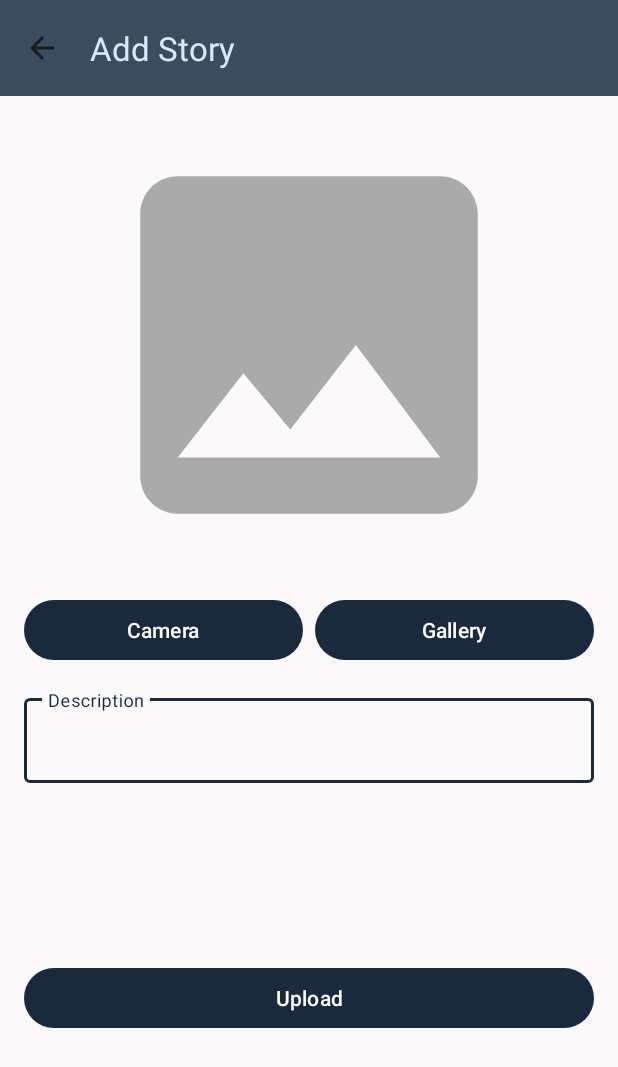
After one commit to romiyusnandar/story_app, an Android app: the AddStoryActivity screen opened directly, with no data from a screen before it, on a phone screen of 412 x 824 dp. The commit adds this screen. Shown: the top 1067 px of the screen. Run offline under Robolectric (Android 15) with nearby library versions, the phone set to English and light mode, and no system bars; libraries missing offline, so code that uses them is left out: com.yalantis.ucrop; pictures from the network do not load.

Commit message:
Implement add new story

```diff
--- a/app/build.gradle.kts
+++ b/app/build.gradle.kts
@@ -67,4 +67,5 @@ dependencies {
     implementation(libs.androidx.exifinterface)
     implementation(libs.glide)
     annotationProcessor(libs.compiler)
+    implementation(libs.ucrop)
 }
--- a/app/src/main/java/com/koaladev/storryapp/data/retrofit/ApiServices.kt
+++ b/app/src/main/java/com/koaladev/storryapp/data/retrofit/ApiServices.kt
@@ -1,15 +1,20 @@
 package com.koaladev.storryapp.data.retrofit
 
+import com.koaladev.storryapp.data.response.AddStoryResponse
 import com.koaladev.storryapp.data.response.LoginResponse
 import com.koaladev.storryapp.data.response.SignupResponse
 import com.koaladev.storryapp.data.response.StoryResponse
+import okhttp3.MultipartBody
+import okhttp3.RequestBody
 import retrofit2.Call
 import retrofit2.http.Field
 import retrofit2.http.FormUrlEncoded
 import retrofit2.http.GET
 import retrofit2.http.Header
 import retrofit2.http.Headers
+import retrofit2.http.Multipart
 import retrofit2.http.POST
+import retrofit2.http.Part
 import retrofit2.http.Query
 
 interface ApiServices {
@@ -33,4 +38,14 @@ interface ApiServices {
         @Header("Authorization") token: String,
         @Query("location") location: String
     ): Call<StoryResponse>
+
+    @Multipart
+    @POST("stories")
+    suspend fun addStory(
+        @Header("Authorization") token: String,
+        @Part photo: MultipartBody.Part,
+        @Part("description") description: RequestBody,
+        @Part("lat") lat: RequestBody?,
+        @Part("lon") lon: RequestBody?
+    ): AddStoryResponse
 }
--- a/app/src/main/java/com/koaladev/storryapp/di/Injection.kt
+++ b/app/src/main/java/com/koaladev/storryapp/di/Injection.kt
@@ -5,6 +5,7 @@ import com.koaladev.storryapp.data.repository.UserRepository
 import com.koaladev.storryapp.data.repository.SignupRepository
 import com.koaladev.storryapp.data.pref.UserPreference
 import com.koaladev.storryapp.data.pref.dataStore
+import com.koaladev.storryapp.data.repository.StoryRepository
 import com.koaladev.storryapp.data.retrofit.ApiConfig
 
 object Injection {
@@ -17,4 +18,9 @@ object Injection {
         val apiService = ApiConfig.getApiService()
         return SignupRepository.getInstance(apiService)
     }
+
+    fun provideStoryRepository(context: Context): StoryRepository {
+        val apiService = ApiConfig.getApiService()
+        return StoryRepository.getInstance(apiService)
+    }
 }
--- /dev/null
+++ b/app/src/main/java/com/koaladev/storryapp/ui/view/AddStoryActivity.kt
@@ -0,0 +1,261 @@
+package com.koaladev.storryapp.ui.view
+
+import android.Manifest
+import android.content.Context
+import android.content.Intent
+import android.content.pm.PackageManager
+import android.graphics.Bitmap
+import android.graphics.BitmapFactory
+import android.net.Uri
+import android.os.Bundle
+import android.widget.Toast
+import androidx.activity.result.contract.ActivityResultContracts
+import androidx.activity.viewModels
+import androidx.appcompat.app.AppCompatActivity
+import androidx.core.content.ContextCompat
+import com.google.android.material.appbar.MaterialToolbar
+import com.koaladev.storryapp.databinding.ActivityAddStoryBinding
+import com.koaladev.storryapp.ui.getImageUri
+import com.koaladev.storryapp.ui.viewmodel.AddStoryViewModel
+import com.koaladev.storryapp.ui.viewmodel.ViewModelFactory
+import com.yalantis.ucrop.UCrop
+import okhttp3.MediaType.Companion.toMediaTypeOrNull
+import okhttp3.MultipartBody
+import okhttp3.RequestBody
+import okhttp3.RequestBody.Companion.asRequestBody
+import okhttp3.RequestBody.Companion.toRequestBody
+import java.io.File
+import java.io.FileOutputStream
+import java.io.ByteArrayOutputStream
+import java.util.*
+
+class AddStoryActivity : AppCompatActivity() {
+
+    private lateinit var binding: ActivityAddStoryBinding
+    private val viewModel: AddStoryViewModel by viewModels {
+        ViewModelFactory.getInstance(this)
+    }
+    private var token: String? = null
+    private lateinit var toolbar: MaterialToolbar
+
+    // Permission handler
+    private val requestPermissionLauncher =
+        registerForActivityResult(ActivityResultContracts.RequestPermission()) { isGranted ->
+            if (!isGranted) showToast("Camera permission denied")
+        }
+
+    // Gallery handler
+    private val launcherIntentGallery = registerForActivityResult(
+        ActivityResultContracts.StartActivityForResult()
+    ) { result ->
+        val selectedImg = result.data?.data
+        if (result.resultCode == RESULT_OK && selectedImg != null) {
+            startCrop(selectedImg)
+        } else {
+            showToast("No image selected.")
+        }
+    }
+
+    // Camera handler
+    private val launcherIntentCamera = registerForActivityResult(
+        ActivityResultContracts.TakePicture()
+    ) { isSuccess ->
+        if (isSuccess) {
+            viewModel.currentImageUri.value?.let { uri ->
+                viewModel.setCurrentImageUri(uri)
+                showImage(uri)
+            }
+        } else {
+            clearPreview()
+            showToast("Image capture failed.")
+        }
+    }
+
+    override fun onCreate(savedInstanceState: Bundle?) {
+        super.onCreate(savedInstanceState)
+        binding = ActivityAddStoryBinding.inflate(layoutInflater)
+        setContentView(binding.root)
+
+        toolbar = binding.toolbar
+        setSupportActionBar(toolbar)
+
+        supportActionBar?.setDisplayHomeAsUpEnabled(true)
+        supportActionBar?.setDisplayShowHomeEnabled(true)
+
+        checkPermissions()
+        setupObservers()
+        setupListeners()
+    }
+
+    override fun onSupportNavigateUp(): Boolean {
+        onBackPressed()
+        return true
+    }
+
+    // Permission check
+    private fun checkPermissions() {
+        if (!isCameraPermissionGranted()) {
+            requestPermissionLauncher.launch(REQUIRED_PERMISSION)
+        }
+    }
+
+    private fun isCameraPermissionGranted(): Boolean {
+        return ContextCompat.checkSelfPermission(
+            this, REQUIRED_PERMISSION
+        ) == PackageManager.PERMISSION_GRANTED
+    }
+
+    // Setup Observers
+    private fun setupObservers() {
+        viewModel.currentImageUri.observe(this) { uri ->
+            uri?.let { showImage(it) }
+        }
+        viewModel.getSession().observe(this) { session ->
+            token = session.token
+        }
+    }
+
+    // Setup Click Listeners
+    private fun setupListeners() {
+        binding.apply {
+            galleryButton.setOnClickListener { openGallery() }
+            cameraButton.setOnClickListener { startCamera() }
+            uploadButton.setOnClickListener { uploadStory() }
+        }
+    }
+
+    // Open Gallery
+    private fun openGallery() {
+        val intent = Intent(Intent.ACTION_GET_CONTENT).apply { type = "image/*" }
+        launcherIntentGallery.launch(Intent.createChooser(intent, "Choose a Picture"))
+    }
+
+    // Start Camera
+    private fun startCamera() {
+        val imageUri = getImageUri(this)
+        viewModel.setCurrentImageUri(imageUri)
+        launcherIntentCamera.launch(imageUri)
+    }
+
+    // Start Crop
+    private fun startCrop(sourceUri: Uri) {
+        val destinationUri = Uri.fromFile(File(cacheDir, "cropped_${System.currentTimeMillis()}.jpg"))
+        UCrop.of(sourceUri, destinationUri)
+            .withAspectRatio(16f, 9f)
+            .withMaxResultSize(1080, 720)
+            .start(this)
+    }
+
+    // Handle Crop Result
+    override fun onActivityResult(requestCode: Int, resultCode: Int, data: Intent?) {
+        super.onActivityResult(requestCode, resultCode, data)
+        if (requestCode == UCrop.REQUEST_CROP && resultCode == RESULT_OK) {
+            val croppedUri = UCrop.getOutput(data!!)
+            croppedUri?.let { uri ->
+                viewModel.setCurrentImageUri(uri)
+                showImage(uri)
+            }
+        } else if (requestCode == UCrop.RESULT_ERROR) {
+            val cropError = UCrop.getError(data!!)
+            showToast("Crop error: ${cropError?.message}")
+        }
+    }
+
+    // Show Image
+    private fun showImage(uri: Uri) {
+        binding.previewImageView.setImageURI(uri)
+    }
+
+    // Upload Story
+    private fun uploadStory() {
+        val description = binding.descriptionEditText.text.toString()
+        if (description.isBlank()) {
+            showToast("Description cannot be empty.")
+            return
+        }
+
+        val imageUri = viewModel.currentImageUri.value ?: run {
+            showToast("Please select an image.")
+            return
+        }
+
+        val imageFile = getImageFile(imageUri)
+        val compressedFile = compressImageIfNeeded(imageFile)
+
+        token?.let {
+            val imagePart = MultipartBody.Part.createFormData(
+                "photo", compressedFile.name, compressedFile.asRequestBody("image/*".toMediaTypeOrNull())
+            )
+            val descriptionPart = description.toRequestBody("text/plain".toMediaTypeOrNull())
+
+            viewModel.uploadNewStory(it, imagePart, descriptionPart, null)
+            observeUploadStatus()
+        } ?: showToast("Token is null.")
+    }
+
+    // Observe Upload Status
+    private fun observeUploadStatus() {
+        viewModel.uploadStatus.observe(this) { status ->
+            if (status.isSuccess) {
+                showToast("Upload successful")
+                clearPreview()
+                navigateToMain()
+            } else {
+                showToast("Upload failed: ${status.exceptionOrNull()?.message}")
+            }
+        }
+    }
+
+    // Utilities
+    private fun getImageFile(uri: Uri): File {
+        return File(uri.path!!).takeIf { it.exists() }
+            ?: copyUriToFile(uri, File(cacheDir, "output_image.jpg"))
+    }
+
+    private fun copyUriToFile(contentUri: Uri, destination: File): File {
+        contentResolver.openInputStream(contentUri)?.use { inputStream ->
+            FileOutputStream(destination).use { outputStream ->
+                inputStream.copyTo(outputStream)
+            }
+        }
+        return destination
+    }
+
+    private fun compressImageIfNeeded(file: File, maxSizeInBytes: Int = 1_048_576): File {
+        if (file.length() <= maxSizeInBytes) return file
+
+        val originalBitmap = BitmapFactory.decodeFile(file.path)
+        val outputStream = ByteArrayOutputStream()
+        var quality = 100
+
+        do {
+            outputStream.reset()
+            originalBitmap.compress(Bitmap.CompressFormat.JPEG, quality, outputStream)
+            quality -= 5
+        } while (outputStream.size() > maxSizeInBytes && quality > 0)
+
+        val compressedFile = File(cacheDir, "compressed_image.jpg")
+        FileOutputStream(compressedFile).use { fos -> fos.write(outputStream.toByteArray()) }
+        return compressedFile
+    }
+
+    private fun clearPreview() {
+        binding.previewImageView.setImageDrawable(null)
+        viewModel.setCurrentImageUri(null)
+    }
+
+    private fun navigateToMain() {
+        Intent(this, MainActivity::class.java).apply {
+            flags = Intent.FLAG_ACTIVITY_CLEAR_TASK or Intent.FLAG_ACTIVITY_NEW_TASK
+            startActivity(this)
+        }
+    }
+
+    private fun showToast(message: String) {
+        Toast.makeText(this, message, Toast.LENGTH_SHORT).show()
+    }
+
+    companion object {
+        private const val REQUIRED_PERMISSION = Manifest.permission.CAMERA
+    }
+}
--- /dev/null
+++ b/app/src/main/java/com/koaladev/storryapp/ui/viewmodel/AddStoryViewModel.kt
@@ -0,0 +1,53 @@
+package com.koaladev.storryapp.ui.viewmodel
+
+import android.net.Uri
+import androidx.lifecycle.LiveData
+import androidx.lifecycle.MutableLiveData
+import androidx.lifecycle.ViewModel
+import androidx.lifecycle.asLiveData
+import androidx.lifecycle.viewModelScope
+import com.koaladev.storryapp.data.pref.UserModel
+import com.koaladev.storryapp.data.repository.StoryRepository
+import com.koaladev.storryapp.data.repository.UserRepository
+import com.koaladev.storryapp.data.response.AddStoryResponse
+import kotlinx.coroutines.launch
+import okhttp3.MultipartBody
+import okhttp3.RequestBody
+
+class AddStoryViewModel (private val storyRepository: StoryRepository, private val userRepository: UserRepository) : ViewModel() {
+    private val _currentImageUri = MutableLiveData<Uri?>()
+    val currentImageUri: LiveData<Uri?> = _currentImageUri
+
+    private val _isLoading = MutableLiveData<Boolean>()
+    val isLoading: LiveData<Boolean> = _isLoading
+
+    private val _uploadStatus = MutableLiveData<Result<AddStoryResponse>>()
+    val uploadStatus: LiveData<Result<AddStoryResponse>> = _uploadStatus
+
+    fun getSession(): LiveData<UserModel> {
+        return userRepository.getSession().asLiveData()
+    }
+
+    fun setCurrentImageUri(uri: Uri?) {
+        _currentImageUri.value = uri
+    }
+
+    fun uploadNewStory(
+        token: String,
+        photo: MultipartBody.Part,
+        description: RequestBody,
+        lat: RequestBody?,
+    ) {
+        _isLoading.value = true
+        viewModelScope.launch {
+            try {
+                val response = storyRepository.uploadNewStory(token, photo, description, lat, null)
+                _uploadStatus.value = Result.success(response)
+                _isLoading.value = false
+            } catch (e: Exception) {
+                _uploadStatus.value = Result.failure(e)
+                _isLoading.value = false
+            }
+        }
+    }
+}
--- a/app/src/main/java/com/koaladev/storryapp/ui/viewmodel/ViewModelFactory.kt
+++ b/app/src/main/java/com/koaladev/storryapp/ui/viewmodel/ViewModelFactory.kt
@@ -4,12 +4,14 @@ import android.content.Context
 import androidx.lifecycle.ViewModel
 import androidx.lifecycle.ViewModelProvider
 import com.koaladev.storryapp.data.repository.SignupRepository
+import com.koaladev.storryapp.data.repository.StoryRepository
 import com.koaladev.storryapp.data.repository.UserRepository
 import com.koaladev.storryapp.di.Injection
 
 class ViewModelFactory(
     private val userRepository: UserRepository,
-    private val signupRepository: SignupRepository
+    private val signupRepository: SignupRepository,
+    private val storyRepository: StoryRepository,
 ) : ViewModelProvider.NewInstanceFactory() {
 
     @Suppress("UNCHECKED_CAST")
@@ -24,6 +26,9 @@ class ViewModelFactory(
             modelClass.isAssignableFrom(SignupViewModel::class.java) -> {
                 SignupViewModel(signupRepository) as T
             }
+            modelClass.isAssignableFrom(AddStoryViewModel::class.java) -> {
+                AddStoryViewModel(storyRepository, userRepository) as T
+            }
             else -> throw IllegalArgumentException("Unknown ViewModel class: " + modelClass.name)
         }
     }
@@ -37,7 +42,8 @@ class ViewModelFactory(
                 synchronized(ViewModelFactory::class.java) {
                     INSTANCE = ViewModelFactory(
                         Injection.provideUserRepository(context),
-                        Injection.provideSignupRepository(context)
+                        Injection.provideSignupRepository(context),
+                        Injection.provideStoryRepository(context)
                     )
                 }
             }
--- /dev/null
+++ b/app/src/main/res/drawable/ic_baseline_add_24.xml
@@ -0,0 +1,5 @@
+<vector xmlns:android="http://schemas.android.com/apk/res/android" android:height="24dp" android:tint="#000000" android:viewportHeight="24" android:viewportWidth="24" android:width="24dp">
+
+    <path android:fillColor="@android:color/white" android:pathData="M19,13h-6v6h-2v-6H5v-2h6V5h2v6h6v2z"/>
+
+</vector>
--- /dev/null
+++ b/app/src/main/res/drawable/ic_placeholder.xml
@@ -0,0 +1,5 @@
+<vector android:height="24dp" android:tint="@android:color/darker_gray"
+    android:viewportHeight="24" android:viewportWidth="24"
+    android:width="24dp" xmlns:android="http://schemas.android.com/apk/res/android">
+    <path android:fillColor="@android:color/darker_gray" android:pathData="M21,19V5c0,-1.1 -0.9,-2 -2,-2H5c-1.1,0 -2,0.9 -2,2v14c0,1.1 0.9,2 2,2h14c1.1,0 2,-0.9 2,-2zM8.5,13.5l2.5,3.01L14.5,12l4.5,6H5l3.5,-4.5z"/>
+</vector>
--- /dev/null
+++ b/app/src/main/res/layout/activity_add_story.xml
@@ -0,0 +1,111 @@
+<?xml version="1.0" encoding="utf-8"?>
+<androidx.constraintlayout.widget.ConstraintLayout xmlns:android="http://schemas.android.com/apk/res/android"
+    xmlns:app="http://schemas.android.com/apk/res-auto"
+    android:layout_width="match_parent"
+    android:layout_height="match_parent" >
+
+    <com.google.android.material.appbar.AppBarLayout
+        android:id="@+id/appBarLayout"
+        android:layout_width="match_parent"
+        android:layout_height="wrap_content"
+        app:liftOnScroll="true"
+        app:layout_constraintTop_toTopOf="parent">
+
+        <com.google.android.material.appbar.MaterialToolbar
+            android:id="@+id/toolbar"
+            android:layout_width="match_parent"
+            android:layout_height="?attr/actionBarSize"
+            android:background="?attr/colorPrimaryContainer"
+            app:titleTextColor="?attr/colorOnPrimaryContainer"
+            android:theme="@style/ThemeOverlay.MaterialComponents.ActionBar"
+            app:title="Add Story"
+            app:layout_collapseMode="pin" />
+
+    </com.google.android.material.appbar.AppBarLayout>
+
+    <com.google.android.material.progressindicator.LinearProgressIndicator
+        android:id="@+id/progressIndicator"
+        android:layout_width="match_parent"
+        android:layout_height="wrap_content"
+        android:indeterminate="true"
+        android:visibility="gone"
+        app:layout_constraintEnd_toEndOf="parent"
+        app:layout_constraintStart_toStartOf="parent"
+        app:layout_constraintTop_toTopOf="parent" />
+
+    <ImageView
+        android:id="@+id/previewImageView"
+        android:layout_width="400dp"
+        android:layout_height="300dp"
+        android:layout_marginStart="16dp"
+        android:layout_marginTop="16dp"
+        android:layout_marginEnd="16dp"
+        android:contentDescription="Preview Image"
+        app:layout_constraintEnd_toEndOf="parent"
+        app:layout_constraintStart_toStartOf="parent"
+        app:layout_constraintTop_toBottomOf="@id/appBarLayout"
+        app:srcCompat="@drawable/ic_placeholder" />
+
+    <LinearLayout
+        android:id="@+id/buttonLayout"
+        android:layout_width="0dp"
+        android:layout_height="wrap_content"
+        android:orientation="horizontal"
+        android:layout_marginTop="16dp"
+        android:layout_marginStart="16dp"
+        android:layout_marginEnd="16dp"
+        app:layout_constraintTop_toBottomOf="@+id/previewImageView"
+        app:layout_constraintStart_toStartOf="parent"
+        app:layout_constraintEnd_toEndOf="parent">
+
+        <Button
+            android:id="@+id/cameraButton"
+            android:layout_width="0dp"
+            android:layout_height="wrap_content"
+            android:layout_weight="1"
+            android:text="Camera"
+            android:layout_marginEnd="8dp" />
+
+        <Button
+            android:id="@+id/galleryButton"
+            android:layout_width="0dp"
+            android:layout_height="wrap_content"
+            android:layout_weight="1"
+            android:text="Gallery" />
+    </LinearLayout>
+
+    <com.google.android.material.textfield.TextInputLayout
+        android:id="@+id/descriptionLayout"
+        android:layout_width="0dp"
+        android:layout_height="wrap_content"
+        android:layout_marginStart="16dp"
+        android:layout_marginEnd="16dp"
+        android:layout_marginTop="16dp"
+        android:hint="Description"
+        app:layout_constraintTop_toBottomOf="@+id/buttonLayout"
+        app:layout_constraintStart_toStartOf="parent"
+        app:layout_constraintEnd_toEndOf="parent">
+
+        <com.google.android.material.textfield.TextInputEditText
+            android:id="@+id/descriptionEditText"
+            android:layout_width="match_parent"
+            android:layout_height="wrap_content"
+            android:inputType="text"
+            android:minLines="1"
+            android:gravity="top" />
+    </com.google.android.material.textfield.TextInputLayout>
+
+    <Button
+        android:id="@+id/uploadButton"
+        android:layout_width="0dp"
+        android:layout_height="wrap_content"
+        android:layout_marginStart="16dp"
+        android:layout_marginEnd="16dp"
+        android:layout_marginBottom="16dp"
+        android:text="Upload"
+        app:layout_constraintTop_toBottomOf="@+id/descriptionLayout"
+        app:layout_constraintBottom_toBottomOf="parent"
+        app:layout_constraintStart_toStartOf="parent"
+        app:layout_constraintEnd_toEndOf="parent" />
+
+</androidx.constraintlayout.widget.ConstraintLayout>
--- /dev/null
+++ b/app/src/main/res/xml/file_paths.xml
@@ -0,0 +1,4 @@
+<?xml version="1.0" encoding="utf-8"?>
+<paths>
+    <external-files-path name="my_images" path="Pictures" />
+</paths>
--- a/gradle/libs.versions.toml
+++ b/gradle/libs.versions.toml
@@ -18,6 +18,7 @@ exifinterface = "1.3.6"
 loggingInterceptor = "4.11.0"
 converterGson = "2.9.0"
 navigationFragmentKtx = "2.8.4"
+ucrop = "2.2.8"
 
 [libraries]
 androidx-activity-ktx = { module = "androidx.activity:activity-ktx", version.ref = "activity" }
@@ -41,6 +42,7 @@ retrofit = { module = "com.squareup.retrofit2:retrofit", version.ref = "retrofit
 retrofit2-converter-gson = { module = "com.squareup.retrofit2:converter-gson", version.ref = "converterGson" }
 androidx-exifinterface = { module = "androidx.exifinterface:exifinterface", version.ref = "exifinterface" }
 logging-interceptor = { module = "com.squareup.okhttp3:logging-interceptor", version.ref = "loggingInterceptor" }
+ucrop = { module = "com.github.yalantis:ucrop", version.ref = "ucrop" }
 
 [plugins]
 android-application = { id = "com.android.application", version.ref = "agp" }
--- a/settings.gradle.kts
+++ b/settings.gradle.kts
@@ -16,6 +16,7 @@ dependencyResolutionManagement {
     repositories {
         google()
         mavenCentral()
+        maven("https://jitpack.io")
     }
 }
 
```
Also changed, not shown: app/src/main/AndroidManifest.xml (+24 -0 lines), app/src/main/java/com/koaladev/storryapp/data/repository/StoryRepository.kt (added, +26 -0 lines), app/src/main/java/com/koaladev/storryapp/data/response/AddStoryResponse.kt (added, +11 -0 lines), app/src/main/java/com/koaladev/storryapp/ui/Utils.kt (added, +44 -0 lines), app/src/main/java/com/koaladev/storryapp/ui/custom/MyFloatingAction.kt (added, +57 -0 lines), app/src/main/java/com/koaladev/storryapp/ui/view/MainActivity.kt (+3 -8 lines), app/src/main/res/layout/activity_main.xml (+20 -2 lines).
